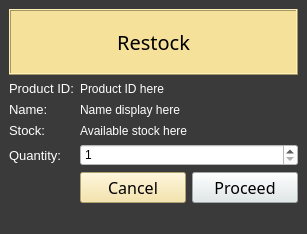
Above: restock.ui from Aenan05/MAXPC before the change. Below: the same form after it.
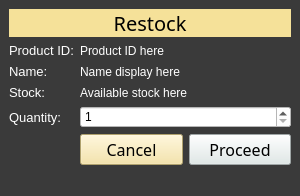
That is the form after the change.

The edit to the form file:
```diff
--- a/restock.ui
+++ b/restock.ui
@@ -6,14 +6,14 @@
    <rect>
     <x>0</x>
     <y>0</y>
-    <width>307</width>
-    <height>234</height>
+    <width>300</width>
+    <height>195</height>
    </rect>
   </property>
   <property name="maximumSize">
    <size>
-    <width>700</width>
-    <height>250</height>
+    <width>300</width>
+    <height>195</height>
    </size>
   </property>
   <property name="windowTitle">
@@ -26,6 +26,12 @@
    <property name="enabled">
     <bool>true</bool>
    </property>
+   <property name="maximumSize">
+    <size>
+     <width>307</width>
+     <height>214</height>
+    </size>
+   </property>
    <layout class="QGridLayout" name="gridLayout_2">
     <item row="0" column="0">
      <layout class="QGridLayout" name="gridLayout">
@@ -192,10 +198,10 @@
 </string>
         </property>
         <property name="frameShape">
-         <enum>QFrame::Box</enum>
+         <enum>QFrame::NoFrame</enum>
         </property>
         <property name="frameShadow">
-         <enum>QFrame::Raised</enum>
+         <enum>QFrame::Plain</enum>
         </property>
         <property name="text">
          <string>Restock</string>
```
